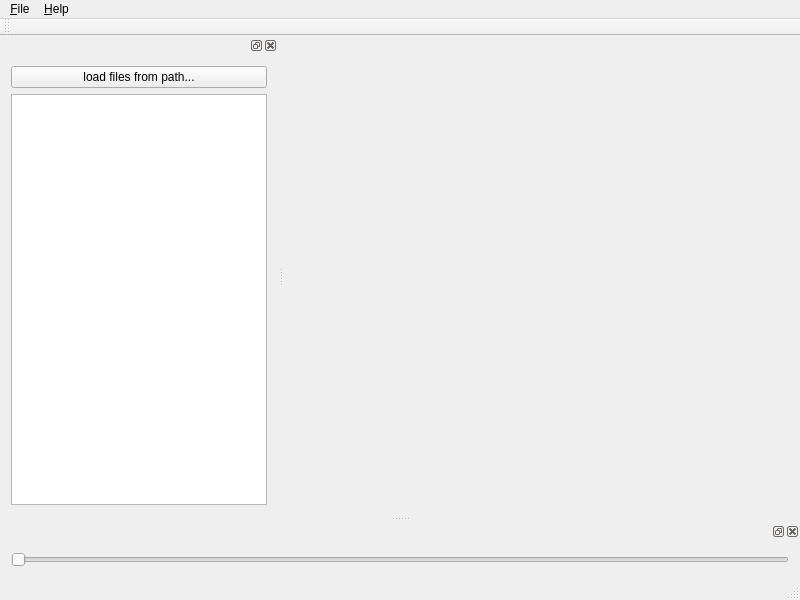
Qt form qt-vtk/ui/mainwindow.ui (itcd/volume-rendering-vtk-qt-python) before a commit.
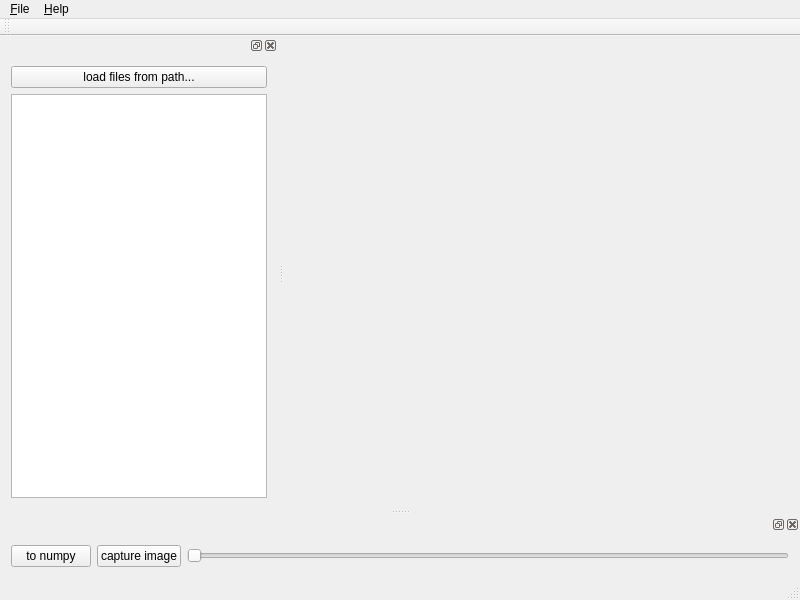
The same form after that commit.

Commit message: add: convert volume data to numpy array and save to file

Diff of the .ui file:
```diff
--- a/qt-vtk/ui/mainwindow.ui
+++ b/qt-vtk/ui/mainwindow.ui
@@ -80,6 +80,20 @@
    </attribute>
    <widget class="QWidget" name="dockWidgetContents_2">
     <layout class="QHBoxLayout" name="horizontalLayout_2">
+     <item>
+      <widget class="QPushButton" name="toNumpyButton">
+       <property name="text">
+        <string>to numpy</string>
+       </property>
+      </widget>
+     </item>
+     <item>
+      <widget class="QPushButton" name="captureImageButton">
+       <property name="text">
+        <string>capture image</string>
+       </property>
+      </widget>
+     </item>
      <item>
       <widget class="QSlider" name="horizontalSlider">
        <property name="orientation">
```
Left out of the diff: 18 changed lines with no effect on the pictures. The commit also changes 1 other file.
